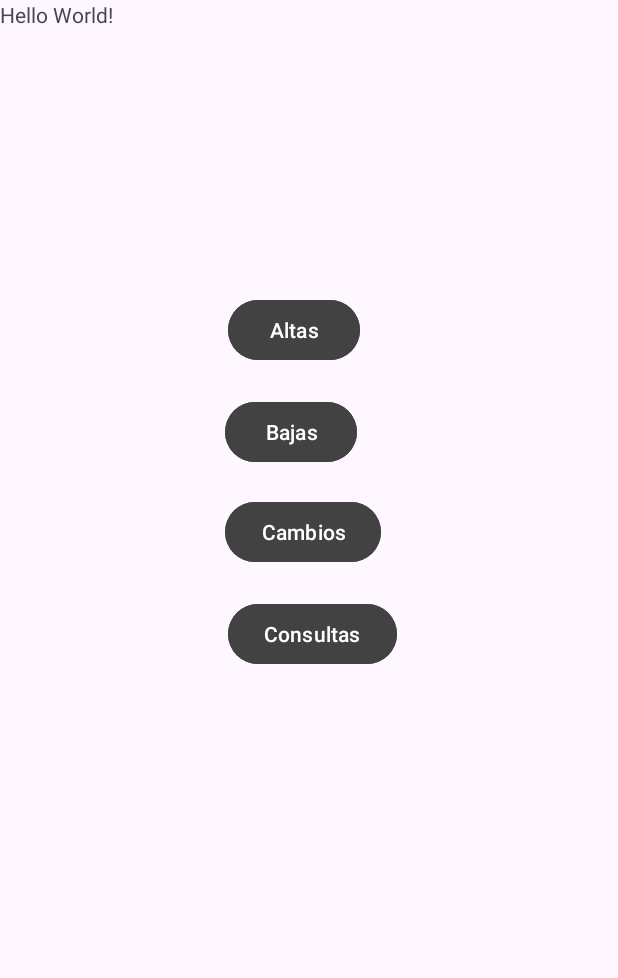
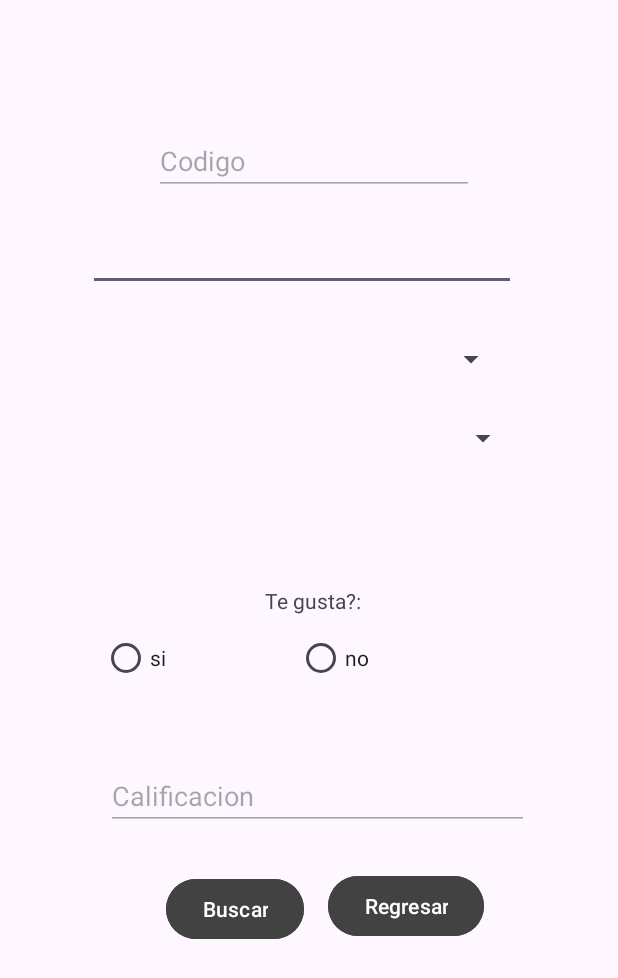
Before and after one commit to JaavRJ/kike-s-crud, an Android app: the screen it shows after launch (MainActivity before the commit, Consultas after it), after a tap on "Consultas", on a phone screen of 412 x 824 dp. Shown: the top 978 px of the screen. Run offline under Robolectric (Android 15) with nearby library versions, the phone set to English and light mode, and no system bars.

Commit message:
consul y bajas

```diff
--- a/CrudFinal/app/src/main/AndroidManifest.xml
+++ b/CrudFinal/app/src/main/AndroidManifest.xml
@@ -13,6 +13,12 @@
         android:theme="@style/Theme.CRUDJAVIERCIN"
         tools:targetApi="31">
         <activity
+            android:name=".Consultas"
+            android:exported="false" />
+        <activity
+            android:name=".Bajas"
+            android:exported="false" />
+        <activity
             android:name=".Altas"
             android:exported="false" />
         <activity
--- /dev/null
+++ b/CrudFinal/app/src/main/java/com/example/crudjaviercin/Consultas.java
@@ -0,0 +1,128 @@
+package com.example.crudjaviercin;
+
+import androidx.appcompat.app.AppCompatActivity;
+
+import android.content.Intent;
+import android.database.Cursor;
+import android.database.sqlite.SQLiteDatabase;
+import android.os.Bundle;
+import android.view.View;
+import android.widget.ArrayAdapter;
+import android.widget.AutoCompleteTextView;
+import android.widget.Button;
+import android.widget.EditText;
+import android.widget.RadioButton;
+import android.widget.RadioGroup;
+import android.widget.Spinner;
+import android.widget.Toast;
+
+import java.util.ArrayList;
+
+public class Consultas extends AppCompatActivity implements View.OnClickListener {
+
+    EditText codig, desc, cali;
+    Spinner artis, album;
+    RadioButton rsi, rno;
+    Button bBusca, bReg;
+    String guta;
+    RadioGroup teguta;
+    AutoCompleteTextView acvistita;
+    ArrayAdapter<String> lasBuscadas, vacioAD;
+    ArrayList<String> cancionesBase;
+
+    Cursor cursor = null;
+
+    @Override
+    protected void onCreate(Bundle savedInstanceState) {
+        super.onCreate(savedInstanceState);
+        setContentView(R.layout.activity_consultas);
+
+        acvistita = findViewById(R.id.autoc);
+        Base admin = new Base(this, "mispoti", null, 1);
+        SQLiteDatabase basesilla = admin.getWritableDatabase();
+        String query = "SELECT descripcion FROM canciones";
+        cursor = basesilla.rawQuery(query, null);
+
+        // Inicializa cancionesBase antes de agregar elementos
+        cancionesBase = new ArrayList<>();
+
+        if (cursor != null) {
+            while (cursor.moveToNext()) {
+                cancionesBase.add(cursor.getString(0));
+            }
+            cursor.close(); // Recuerda cerrar el cursor cuando hayas terminado de usarlo
+        }
+
+        vacioAD = new ArrayAdapter<>(this, android.R.layout.simple_dropdown_item_1line, new ArrayList<>());
+        lasBuscadas = new ArrayAdapter<>(this, android.R.layout.select_dialog_item, cancionesBase);
+
+        acvistita.setAdapter(lasBuscadas);
+
+
+        artis = findViewById(R.id.artista);
+        album = findViewById(R.id.album);
+        bBusca = findViewById(R.id.buscar);
+        bBusca.setOnClickListener(this);
+        bReg = findViewById(R.id.regresar);
+        bReg.setOnClickListener(this);
+        codig = findViewById(R.id.codi);
+        cali = findViewById(R.id.cali);
+        rsi = findViewById(R.id.si);
+        rno = findViewById(R.id.no);
+        teguta = findViewById(R.id.tegusto);
+    }
+
+    @Override
+    public void onClick(View view) {
+        String cadena = ((Button) view).getText().toString();
+
+        if (cadena.equals("Regresar")) {
+            Intent intentito = new Intent(this, MainActivity.class);
+            startActivity(intentito);
+        } else if (cadena.equals("Buscar")) {
+            Base admin = new Base(this, "mispoti", null, 1);
+            SQLiteDatabase baseisilla = admin.getWritableDatabase();
+            String cod = acvistita.getText().toString();
+            String[] projection = {"codigo", "descripcion", "artista", "album", "teguta", "cali"};
+            String selection = "descripcion = ?";
+            String[] selectionArgs = {cod};
+            Cursor cursor1 = baseisilla.query("canciones", // Nombre de la tabla
+                    projection,
+                    selection,
+                    selectionArgs,
+                    null,
+                    null,
+                    null);
+
+
+            if (cursor1 != null && cursor1.moveToFirst()) {
+                int resultCodi = cursor1.getInt(cursor1.getColumnIndexOrThrow("codigo"));
+                String resultDesc = cursor1.getString(cursor1.getColumnIndexOrThrow("descripcion"));
+                int resultCali = cursor1.getInt(cursor1.getColumnIndexOrThrow("cali"));
+                String resultTeguta = cursor1.getString(cursor1.getColumnIndexOrThrow("teguta"));
+                String resultArtis = cursor1.getString(cursor1.getColumnIndexOrThrow("artista"));
+                String resultAlbum = cursor1.getString(cursor1.getColumnIndexOrThrow("album"));
+                codig.setText(String.valueOf(resultCodi));
+                cali.setText(String.valueOf(resultCali));
+                ArrayList<String> resultsA = new ArrayList<>();
+                resultsA.add(resultArtis);
+                ArrayAdapter<String> resulA = new ArrayAdapter<>(this, android.R.layout.select_dialog_item, resultsA);
+                artis.setAdapter(resulA);
+                artis.setEnabled(false);
+
+                ArrayList<String> resultsAl = new ArrayList<>();
+                resultsAl.add(resultAlbum);
+                ArrayAdapter<String> resulAl = new ArrayAdapter<>(this, android.R.layout.select_dialog_item, resultsAl);
+                album.setAdapter(resulAl);
+                album.setEnabled(false);
+
+                Toast.makeText(this, "encontrado", Toast.LENGTH_SHORT).show();
+                baseisilla.close();
+                cursor1.close();
+            } else {
+                Toast.makeText(this, "no existe", Toast.LENGTH_SHORT).show();
+                baseisilla.close();
+            }
+        }
+    }
+}
--- a/CrudFinal/app/src/main/java/com/example/crudjaviercin/MainActivity.java
+++ b/CrudFinal/app/src/main/java/com/example/crudjaviercin/MainActivity.java
@@ -38,6 +38,12 @@ public class MainActivity extends AppCompatActivity implements View.OnClickListe
         if (cadenita.equals("Altas")) {
             Intent intent = new Intent(this, Altas.class);
             startActivity(intent);
+        }else if (cadenita.equals("Bajas")) {
+            Intent intent = new Intent(this, Bajas.class);
+            startActivity(intent);
+        }else if (cadenita.equals("Consultas")) {
+            Intent intent = new Intent(this, Consultas.class);
+            startActivity(intent);
         }
     }
 }
--- /dev/null
+++ b/CrudFinal/app/src/main/res/layout/activity_consultas.xml
@@ -0,0 +1,104 @@
+<?xml version="1.0" encoding="utf-8"?>
+<AbsoluteLayout xmlns:android="http://schemas.android.com/apk/res/android"
+    xmlns:app="http://schemas.android.com/apk/res-auto"
+    xmlns:tools="http://schemas.android.com/tools"
+    android:layout_width="match_parent"
+    android:layout_height="match_parent"
+    tools:context=".Altas">
+
+    <AutoCompleteTextView
+        android:id="@+id/autoc"
+        android:layout_width="285dp"
+        android:layout_height="wrap_content"
+        android:layout_x="59dp"
+        android:layout_y="149dp" />
+
+    <EditText
+        android:id="@+id/codi"
+        android:layout_width="wrap_content"
+        android:layout_height="wrap_content"
+        android:layout_x="103dp"
+        android:layout_y="85dp"
+        android:ems="10"
+        android:inputType="number"
+        android:hint="Codigo"
+        android:enabled="false"/>
+
+    <Spinner
+        android:id="@+id/artista"
+        android:layout_width="282dp"
+        android:layout_height="39dp"
+        android:layout_x="56dp"
+        android:layout_y="220dp"
+        android:enabled="false"/>
+
+    <Spinner
+        android:id="@+id/album"
+        android:layout_width="285dp"
+        android:layout_height="39dp"
+        android:layout_x="61dp"
+        android:layout_y="273dp"
+        android:enabled="false"/>
+
+    <RadioGroup
+        android:id="@+id/tegusto"
+        android:layout_width="294dp"
+        android:layout_height="wrap_content"
+        android:layout_x="68dp"
+        android:layout_y="415dp"
+        android:orientation="horizontal"
+        android:enabled="false">
+
+        <RadioButton
+            android:id="@+id/si"
+            android:layout_width="130dp"
+            android:layout_height="wrap_content"
+            android:layout_x="77dp"
+            android:layout_y="497dp"
+            android:text="si" />
+
+        <RadioButton
+            android:id="@+id/no"
+            android:layout_width="130dp"
+            android:layout_height="wrap_content"
+            android:layout_x="222dp"
+            android:layout_y="497dp"
+            android:text="no" />
+    </RadioGroup>
+
+    <TextView
+        android:id="@+id/textView"
+        android:layout_width="69dp"
+        android:layout_height="wrap_content"
+        android:layout_x="177dp"
+        android:layout_y="391dp"
+        android:text="Te gusta?:" />
+
+    <EditText
+        android:id="@+id/cali"
+        android:layout_width="282dp"
+        android:layout_height="wrap_content"
+        android:layout_x="71dp"
+        android:layout_y="508dp"
+        android:hint="Calificacion"
+        android:enabled="false"/>
+
+    <Button
+        android:id="@+id/buscar"
+        android:layout_width="wrap_content"
+        android:layout_height="wrap_content"
+        android:layout_x="111dp"
+        android:layout_y="582dp"
+        android:backgroundTint="@color/cardview_dark_background"
+        android:text="Buscar" />
+
+    <Button
+        android:id="@+id/regresar"
+        android:layout_width="wrap_content"
+        android:layout_height="wrap_content"
+        android:layout_x="219dp"
+        android:layout_y="580dp"
+        android:backgroundTint="@color/cardview_dark_background"
+        android:text="Regresar" />
+
+</AbsoluteLayout>
```
Also changed, not shown: CrudFinal/app/src/main/java/com/example/crudjaviercin/Bajas.java (added, +142 -0 lines), CrudFinal/app/src/main/res/layout/activity_bajas.xml (added, +80 -0 lines).
